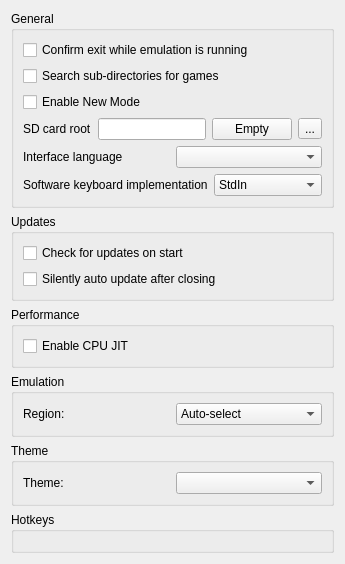
Old version of the form src/citra_qt/configuration/configure_general.ui in the repository grimtnt/citra.
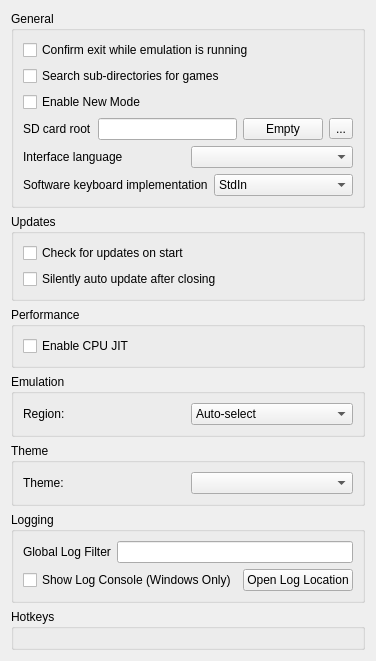
New version of the form. Custom widgets are drawn as their Qt base class.

```diff
--- a/src/citra_qt/configuration/configure_general.ui
+++ b/src/citra_qt/configuration/configure_general.ui
@@ -7,7 +7,7 @@
     <x>0</x>
     <y>0</y>
     <width>345</width>
-    <height>524</height>
+    <height>603</height>
    </rect>
   </property>
   <property name="windowTitle">
@@ -266,6 +266,47 @@
        </layout>
       </widget>
      </item>
+     <item>
+      <widget class="QGroupBox" name="groupBox_5">
+       <property name="title">
+        <string>Logging</string>
+       </property>
+       <layout class="QVBoxLayout" name="verticalLayout">
+        <item>
+         <layout class="QHBoxLayout" name="horizontalLayout_8">
+          <item>
+           <widget class="QLabel" name="label_log_filter">
+            <property name="text">
+             <string>Global Log Filter</string>
+            </property>
+           </widget>
+          </item>
+          <item>
+           <widget class="QLineEdit" name="log_filter_edit"/>
+          </item>
+         </layout>
+        </item>
+        <item>
+         <layout class="QHBoxLayout" name="horizontalLayout_9">
+          <item>
+           <widget class="QCheckBox" name="toggle_console">
+            <property name="text">
+             <string>Show Log Console (Windows Only)</string>
+            </property>
+           </widget>
+          </item>
+          <item>
+           <widget class="QPushButton" name="open_log_button">
+            <property name="text">
+             <string>Open Log Location</string>
+            </property>
+           </widget>
+          </item>
+         </layout>
+        </item>
+       </layout>
+      </widget>
+     </item>
      <item>
       <widget class="QGroupBox" name="groupBox_3">
        <property name="title">
```
